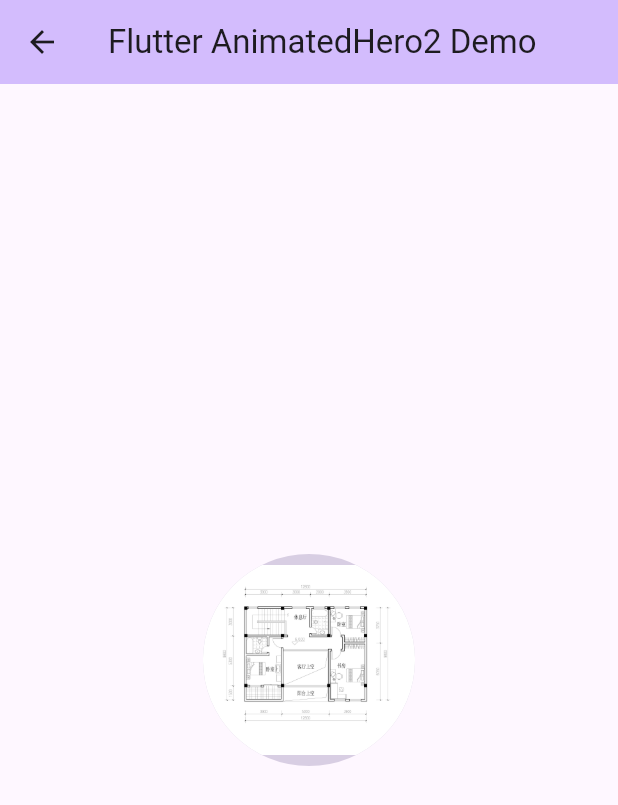
After one commit to thousmile/flutter_animation_demo1, a Flutter app: the screen it shows after launch, after a tap on "AnimatedHero2", on a phone screen of 412 x 824 dp. The commit adds this screen. Shown: the top 805 px of the screen. Run offline on Flutter 3.47's test engine with Material 3 defaults, Android fonts, the light colour scheme and no system bars; our stand-ins replace logger.

Commit message:
Widget 的物理模拟动画效果

```diff
--- /dev/null
+++ b/lib/animation_hero2.dart
@@ -0,0 +1,114 @@
+import 'package:flutter/material.dart';
+import 'generated/assets.dart';
+import 'dart:math';
+
+class AnimationHero2Page extends StatefulWidget {
+  const AnimationHero2Page({super.key, required this.title});
+
+  final String title;
+
+  @override
+  State<AnimationHero2Page> createState() => _AnimationHero2PageState();
+}
+
+class _AnimationHero2PageState extends State<AnimationHero2Page> {
+  @override
+  Widget build(BuildContext context) {
+    return Scaffold(
+      appBar: AppBar(
+        backgroundColor: Theme.of(context).colorScheme.inversePrimary,
+        title: Text(widget.title),
+      ),
+      body: Center(
+        child: RadialExpansion(
+          maxRadius: 100,
+          child: PhotoHero(
+            photo: Assets.imagesMap3,
+            width: 200,
+            onTap: () {
+              Navigator.of(context).push(
+                MaterialPageRoute<void>(builder: (BuildContext context) {
+                  return Scaffold(
+                    appBar: AppBar(
+                      backgroundColor:
+                          Theme.of(context).colorScheme.inversePrimary,
+                      title: Text(widget.title),
+                    ),
+                    body: Container(
+                      color: Colors.lightBlueAccent,
+                      padding: const EdgeInsets.all(16),
+                      alignment: Alignment.topLeft,
+                      child: PhotoHero(
+                        photo: Assets.imagesMap3,
+                        width: 500,
+                        onTap: () {
+                          Navigator.of(context).pop();
+                        },
+                      ),
+                    ),
+                  );
+                }),
+              );
+            },
+          ),
+        ),
+      ),
+    );
+  }
+}
+
+class PhotoHero extends StatelessWidget {
+  final String photo;
+  final VoidCallback? onTap;
+  final double width;
+  final Color? color;
+
+  const PhotoHero({
+    super.key,
+    required this.photo,
+    this.onTap,
+    required this.width,
+    this.color,
+  });
+
+  @override
+  Widget build(BuildContext context) {
+    return Material(
+      color: Theme.of(context).primaryColor.withOpacity(0.25),
+      child: InkWell(
+        onTap: onTap,
+        child: Image.asset(
+          photo,
+          fit: BoxFit.contain,
+        ),
+      ),
+    );
+  }
+}
+
+class RadialExpansion extends StatelessWidget {
+  final double maxRadius;
+
+  final double clipRectSize;
+
+  final Widget child;
+
+  const RadialExpansion(
+      {super.key, required this.maxRadius, required this.child})
+      : clipRectSize = 2.0 * (maxRadius / sqrt2);
+
+  @override
+  Widget build(BuildContext context) {
+    return ClipOval(
+      child: Center(
+        child: SizedBox(
+          width: clipRectSize,
+          height: clipRectSize,
+          child: ClipOval(
+            child: child,
+          ),
+        ),
+      ),
+    );
+  }
+}
--- a/lib/main.dart
+++ b/lib/main.dart
@@ -1,12 +1,14 @@
 import 'package:flutter/material.dart';
 import 'package:flutter_animation_demo1/animated_builder.dart';
 import 'package:flutter_animation_demo1/animated_opacity_widget.dart';
+import 'package:flutter_animation_demo1/animation_route.dart';
 
 import 'animated_container.dart';
 import 'animated_opacity.dart';
 import 'animated_widget.dart';
 import 'animation1.dart';
 import 'animation_hero.dart';
+import 'animation_hero2.dart';
 
 void main() {
   runApp(const MyApp());
@@ -40,6 +42,10 @@ class MyApp extends StatelessWidget {
             const AnimatedOpacityPage(title: 'Flutter AnimatedOpacity Demo'),
         "/animated/hero": (c) =>
             const AnimationHeroPage(title: 'Flutter AnimatedHero Demo'),
+        "/animated/hero2": (c) =>
+            const AnimationHero2Page(title: 'Flutter AnimatedHero2 Demo'),
+        "/animated/route": (c) =>
+            const AnimationRoutePage(title: 'Flutter AnimatedRoute Demo'),
       },
       initialRoute: "/",
     );
@@ -92,6 +98,18 @@ class MyHomePage extends StatelessWidget {
                       Navigator.of(context).pushNamed("/animated/hero"),
                   child: const Text("AnimatedHero"),
                 ),
+                const SizedBox(height: 20),
+                ElevatedButton(
+                  onPressed: () =>
+                      Navigator.of(context).pushNamed("/animated/hero2"),
+                  child: const Text("AnimatedHero2"),
+                ),
+                const SizedBox(height: 20),
+                ElevatedButton(
+                  onPressed: () =>
+                      Navigator.of(context).pushNamed("/animated/route"),
+                  child: const Text("AnimatedRoute"),
+                ),
               ],
             ),
           ),
```
Also changed, not shown: lib/animation_route.dart (added, +66 -0 lines).
